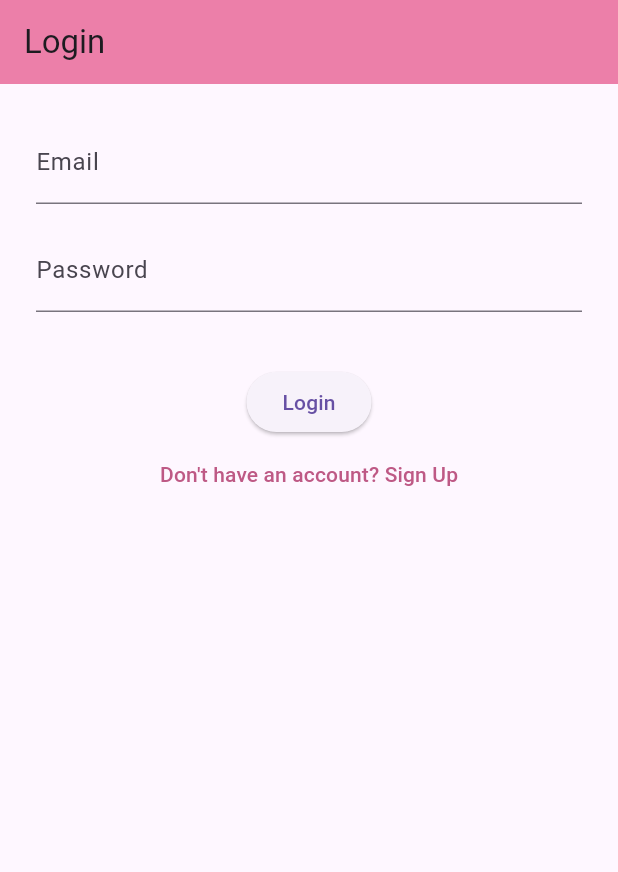
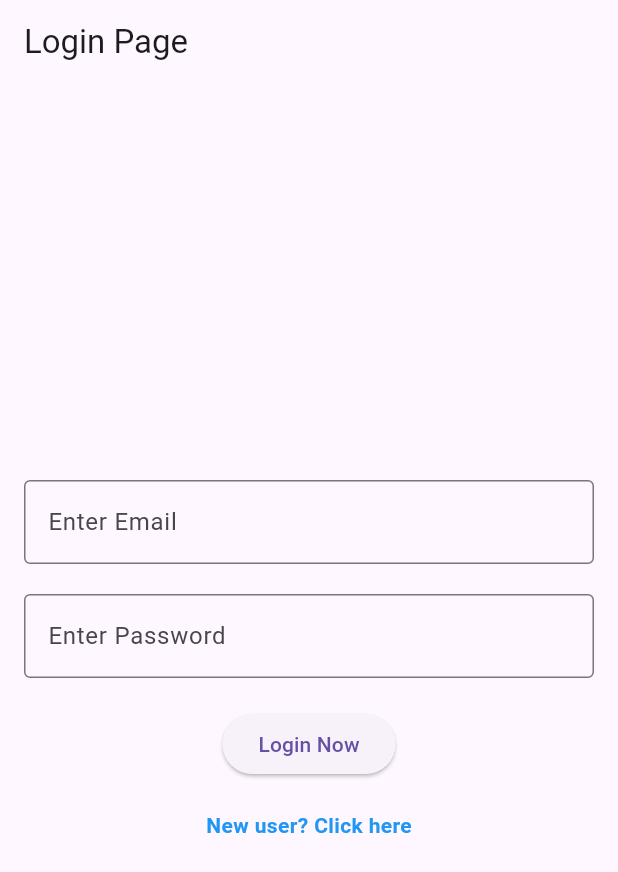
Before and after one commit to suvarnaks1/expancetracker, a Flutter app: the screen it shows after launch, on a phone screen of 412 x 824 dp. Shown: the top 872 px of the screen. Run offline on Flutter 3.47's test engine with Material 3 defaults, Android fonts, the phone set to English and light mode, and no system bars; our stand-ins replace cloud_firestore, firebase_auth, firebase_core, firebase_storage, fl_chart, loader_overlay; accounts and stored records are empty.

Commit message:
upadte auth page

```diff
--- a/lib/core/auth_gate.dart
+++ b/lib/core/auth_gate.dart
@@ -4,63 +4,25 @@ import 'package:firebase_auth/firebase_auth.dart';
 import 'package:expance_tracker_app/core/auth_service.dart';
 import 'package:expance_tracker_app/view/auth/login_page.dart';
 import 'package:expance_tracker_app/view/common/bottom_nav.dart';
-
-class AuthGate extends StatefulWidget {
-  const AuthGate({Key? key}) : super(key: key);
-
-  @override
-  State<AuthGate> createState() => _AuthGateState();
-}
-
-class _AuthGateState extends State<AuthGate> {
-  late StreamSubscription<User?> _sub;
-  Timer? _reloadTimer;
-
-  @override
-  void initState() {
-    super.initState();
-    _sub = AuthService().authStateChanges.listen((user) {
-      if (user != null && !user.emailVerified) {
-        _startReloadTimer();
-      } else {
-        _stopReloadTimer();
-      }
-    });
-  }
-
-  @override
-  void dispose() {
-    _sub.cancel();
-    _stopReloadTimer();
-    super.dispose();
-  }
-
-  void _startReloadTimer() {
-    _reloadTimer ??= Timer.periodic(Duration(seconds: 5), (_) {
-      AuthService().reloadUser();
-    });
-  }
-
-  void _stopReloadTimer() {
-    _reloadTimer?.cancel();
-    _reloadTimer = null;
-  }
+class AuthGate extends StatelessWidget {
+  const AuthGate({super.key});
 
   @override
   Widget build(BuildContext context) {
-    return StreamBuilder<User?>(
-      stream: AuthService().authStateChanges,
-      builder: (context, snap) {
-        if (snap.connectionState == ConnectionState.waiting) {
-          return const Scaffold(body: Center(child: CircularProgressIndicator()));
-        }
-        final user = snap.data;
-        if (user != null && user.emailVerified) {
-          return const BottomNav();
-        }
-        // Unverified or null—send to login/signup flow
-        return const LoginPage();
-      },
-    );
+    return StreamBuilder(
+      stream: FirebaseAuth.instance.authStateChanges(),
+       builder: (context, snapshot){
+if(snapshot.connectionState==ConnectionState.waiting){
+  return Scaffold(body: Center(child: CircularProgressIndicator(
+
+  ),),);
+}else if(snapshot.hasData){
+  return BottomNav();
+
+}else{
+  return LoginPage();
+}
+
+       });
   }
 }
--- a/lib/view/auth/login_page.dart
+++ b/lib/view/auth/login_page.dart
@@ -1,108 +1,76 @@
+import 'package:expance_tracker_app/core/auth_service.dart';
+import 'package:expance_tracker_app/view/auth/signup_page.dart';
+import 'package:expance_tracker_app/view/common/bottom_nav.dart';
 import 'package:flutter/material.dart';
-import 'package:firebase_auth/firebase_auth.dart';
-import '../../resources/colors.dart';
 
-class LoginPage extends StatefulWidget {
-  const LoginPage({super.key});
-  @override
-  State<LoginPage> createState() => _LoginPageState();
-}
 
-class _LoginPageState extends State<LoginPage> {
-  final _formKey = GlobalKey<FormState>();
-  final _emailCtrl = TextEditingController();
-  final _passwordCtrl = TextEditingController();
-  bool _isLoading = false;
-  String? _error;
+class LoginPage extends StatelessWidget {
+  final FirebaseAuthService _auth = FirebaseAuthService();
 
-  Future<void> _signIn() async {
-    if (!_formKey.currentState!.validate()) return;
-
-    setState(() {
-      _isLoading = true;
-      _error = null;
-    });
-
-    try {
-      await FirebaseAuth.instance.signInWithEmailAndPassword(
-        email: _emailCtrl.text.trim(),
-        password: _passwordCtrl.text,
-      );
-    } on FirebaseAuthException catch (e) {
-      switch (e.code) {
-        case 'user-not-found':
-          _error = 'No user found with that email.';
-          break;
-        case 'wrong-password':
-          _error = 'Incorrect password.';
-          break;
-        case 'invalid-email':
-          _error = 'Invalid email format.';
-          break;
-        case 'too-many-requests':
-          _error = 'Too many attempts. Try again later.';
-          break;
-        default:
-          _error = e.message;
-      }
-    } catch (e) {
-      _error = 'Unexpected error: ${e.toString()}';
-    } finally {
-      setState(() => _isLoading = false);
-    }
-  }
-
-  @override
-  void dispose() {
-    _emailCtrl.dispose();
-    _passwordCtrl.dispose();
-    super.dispose();
-  }
+  LoginPage({super.key});
 
   @override
   Widget build(BuildContext context) {
+    final TextEditingController _emailController = TextEditingController();
+    final TextEditingController _passwordController = TextEditingController();
+
     return Scaffold(
-      appBar: AppBar(
-        title: const Text('Login'),
-        backgroundColor: AppColors.mediumPink,
-      ),
-      body: SingleChildScrollView(
-        padding: const EdgeInsets.all(24),
-        child: Form(
-          key: _formKey,
-          child: Column(
-            children: [
-              TextFormField(
-                controller: _emailCtrl,
-                decoration: const InputDecoration(labelText: 'Email'),
-                keyboardType: TextInputType.emailAddress,
-                validator: (v) =>
-                    v != null && v.contains('@') ? null : 'Enter a valid email',
+      appBar: AppBar(title: const Text('Login Page')),
+      body: Padding(
+        padding: const EdgeInsets.all(16),
+        child: Column(
+          mainAxisAlignment: MainAxisAlignment.center,
+          children: [
+            TextField(
+              controller: _emailController,
+              decoration: const InputDecoration(labelText: 'Enter Email',border: OutlineInputBorder(),),
+            ),
+            const SizedBox(height: 20),
+            TextField(
+              controller: _passwordController,
+              obscureText: true,
+              decoration: const InputDecoration(labelText: 'Enter Password',border: OutlineInputBorder(),),
+            ),
+            const SizedBox(height: 20),
+            ElevatedButton(
+              onPressed: () async {
+                final email = _emailController.text.trim();
+                final password = _passwordController.text.trim();
+
+                if (email.isEmpty || password.isEmpty) {
+                  ScaffoldMessenger.of(context).showSnackBar(
+                    const SnackBar(content: Text("Enter all fields")),
+                  );
+                  return;
+                }
+
+                try {
+                  final user = await _auth.loginWithEmailAndPassword(email, password);
+                  if (user != null) {
+                    ScaffoldMessenger.of(context).showSnackBar(
+                      const SnackBar(content: Text("Login Successful")),
+                    );
+                    Navigator.pushReplacement(context, MaterialPageRoute(builder: (_) => BottomNav()));
+                  }
+                } catch (e) {
+                  ScaffoldMessenger.of(context).showSnackBar(
+                    SnackBar(content: Text("Login Failed: $e")),
+                  );
+                }
+              },
+              child: const Text('Login Now'),
+            ),
+            const SizedBox(height: 20),
+            InkWell(
+              onTap: () {
+                Navigator.pushReplacement(context, MaterialPageRoute(builder: (_) => SignupPage()));
+              },
+              child: const Text(
+                "New user? Click here",
+                style: TextStyle(color: Colors.blue, fontWeight: FontWeight.bold),
               ),
-              const SizedBox(height: 16),
-              TextFormField(
-                controller: _passwordCtrl,
-                decoration: const InputDecoration(labelText: 'Password'),
-                obscureText: true,
-                validator: (v) =>
-                    v != null && v.length >= 6 ? null : 'Min 6 characters',
-              ),
-              const SizedBox(height: 24),
-              if (_error != null)
-                Text(_error!, style: const TextStyle(color: Colors.red)),
-              const SizedBox(height: 12),
-              _isLoading
-                  ? const CircularProgressIndicator()
-                  : ElevatedButton(onPressed: _signIn, child: const Text('Login')),
-              TextButton(
-                onPressed: () => Navigator.pushReplacementNamed(context, '/signup'),
-                child: Text(
-                  "Don't have an account? Sign Up",
-                  style: TextStyle(color: AppColors.deepPink),
-                ),
-              ),
-            ],
-          ),
+            )
+          ],
         ),
       ),
     );
--- a/lib/view/common/profile_setting_page.dart
+++ b/lib/view/common/profile_setting_page.dart
@@ -106,11 +106,11 @@ class ProfileSettingsPage extends StatelessWidget {
                     icon: Icons.logout,
                     title: 'SignOut',
                     onTap: () async {
-                      await AuthService().signOut();
+                      await FirebaseAuthService().signOut();
 
                       Navigator.pushAndRemoveUntil(
                         context,
-                        MaterialPageRoute(builder: (_) => const LoginPage()),
+                        MaterialPageRoute(builder: (_) =>  LoginPage()),
                         (route) => false,
                       );
                     },
```
Also changed, not shown: lib/core/auth_service.dart (+34 -32 lines), lib/view/auth/signup_page.dart (+65 -93 lines).
